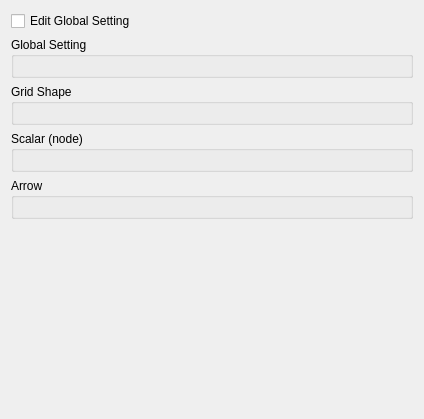
Above: libs/gui/pref/preferencepagefontdefault.ui from i-RIC/prepost-gui before the change. Below: the same form after it.
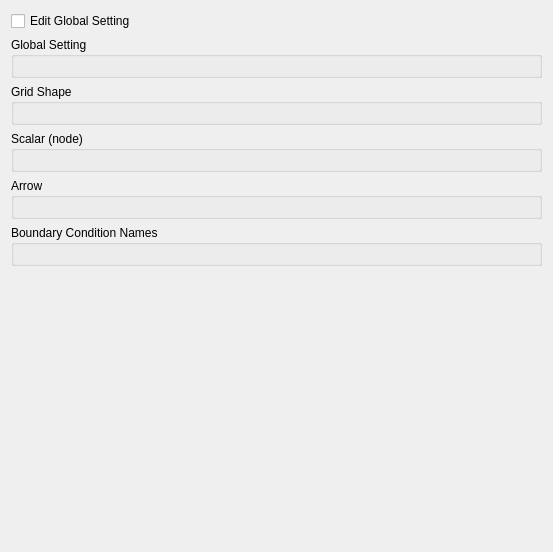
That is the form after the change. Custom widgets are drawn as their Qt base class.

```diff
--- a/libs/gui/pref/preferencepagefontdefault.ui
+++ b/libs/gui/pref/preferencepagefontdefault.ui
@@ -6,14 +6,14 @@
    <rect>
     <x>0</x>
     <y>0</y>
-    <width>424</width>
-    <height>419</height>
+    <width>553</width>
+    <height>552</height>
    </rect>
   </property>
   <property name="windowTitle">
    <string>Form</string>
   </property>
-  <layout class="QVBoxLayout" name="verticalLayout_5">
+  <layout class="QVBoxLayout" name="verticalLayout_6">
    <item>
     <widget class="QCheckBox" name="globalSettingCheckBox">
      <property name="text">
@@ -69,6 +69,18 @@
      </layout>
     </widget>
    </item>
+   <item>
+    <widget class="QGroupBox" name="bcNamesGroupBox">
+     <property name="title">
+      <string>Boundary Condition Names</string>
+     </property>
+     <layout class="QVBoxLayout" name="verticalLayout_5">
+      <item>
+       <widget class="vtkTextPropertySettingWidget" name="bcNamesWidget" native="true"/>
+      </item>
+     </layout>
+    </widget>
+   </item>
    <item>
     <spacer name="verticalSpacer">
      <property name="orientation">
```
